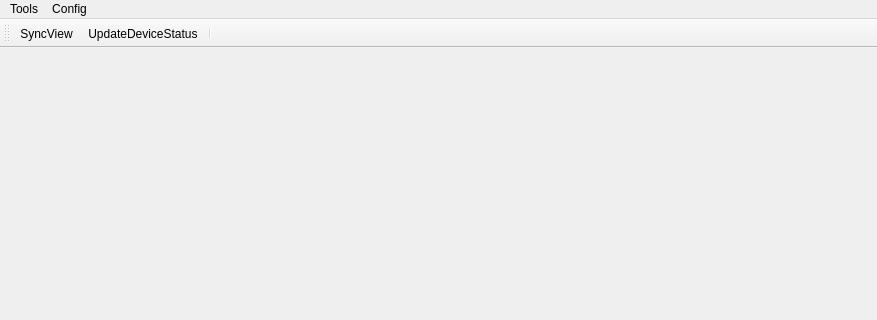
First picture: the form in mainwindow.ui, repository vkyzmsj/EnergyConsumptionDataAcquisition, before the edit; both pictures show x 0 to 877 and y 0 to 320 of the 877 by 585 pixel window.
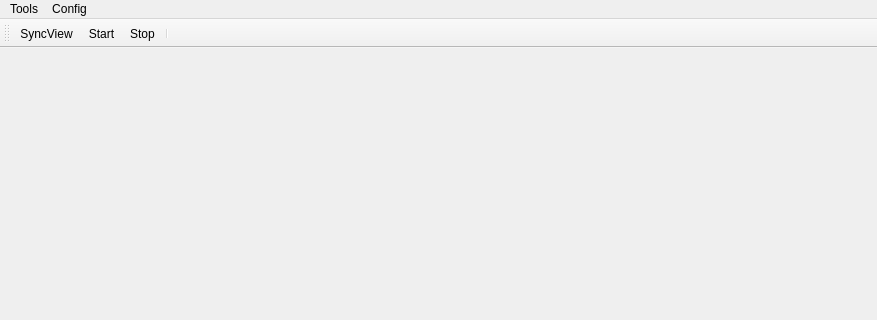
Second picture: the form after the edit.

Patch:
```diff
--- a/mainwindow.ui
+++ b/mainwindow.ui
@@ -55,7 +55,8 @@
     <bool>false</bool>
    </attribute>
    <addaction name="actionSyncView"/>
-   <addaction name="actionUpdateDeviceStatus"/>
+   <addaction name="actionStart"/>
+   <addaction name="actionStop"/>
    <addaction name="separator"/>
   </widget>
   <widget class="QStatusBar" name="statusBar"/>
```
Left out of the diff: 29 changed lines with no effect on the pictures.
